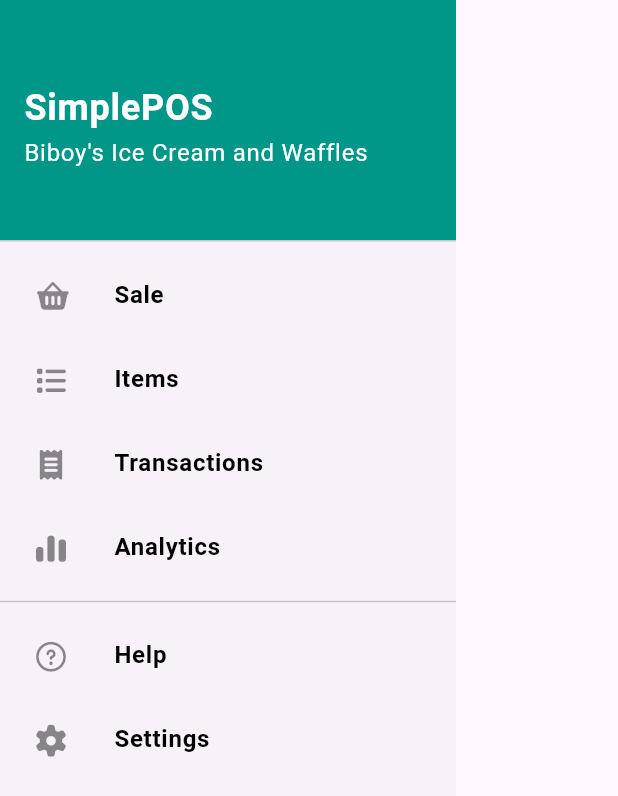
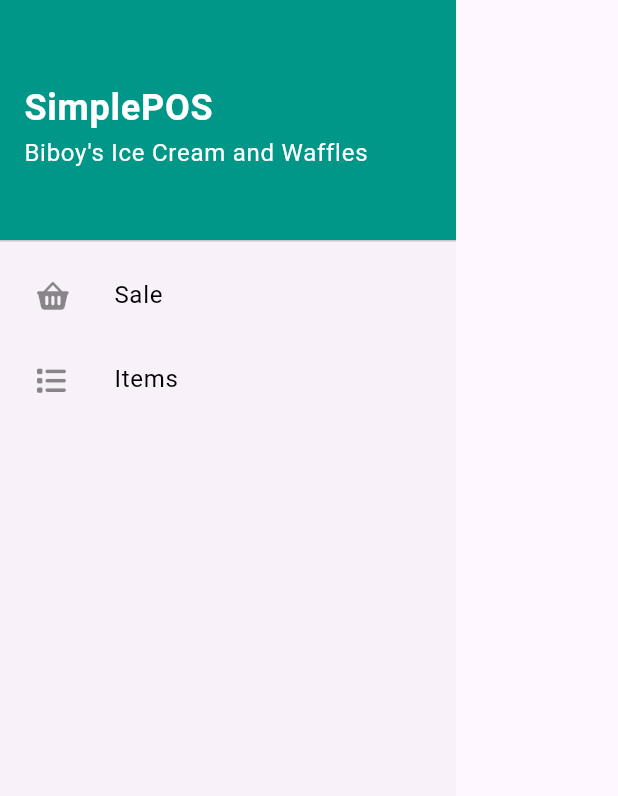
Before and after one commit to thrddqno/basic_single-user_pos_flutter, a Flutter app: the DrawerWidget widget shown alone on an empty page, opened directly, after a tap on "Sale", on a phone screen of 412 x 824 dp. Shown: the top 796 px of the screen. Run offline on Flutter 3.47's test engine with Material 3 defaults, Android fonts, the phone set to English and light mode, and no system bars; our stand-ins replace font_awesome_flutter, sqflite; accounts and stored records are empty.

Commit message:
updated drawer widget to add items and navigation

```diff
--- a/lib/widgets/drawer_widget.dart
+++ b/lib/widgets/drawer_widget.dart
@@ -2,7 +2,9 @@ import 'package:flutter/material.dart';
 import 'package:font_awesome_flutter/font_awesome_flutter.dart';
 
 class DrawerWidget extends StatelessWidget {
-  const DrawerWidget({super.key});
+  final String currentRoute;
+
+  const DrawerWidget({required this.currentRoute, super.key});
 
   @override
   Widget build(BuildContext context) {
@@ -39,33 +41,14 @@ class DrawerWidget extends StatelessWidget {
           DrawerTile(
             icon: FontAwesomeIcons.basketShopping,
             label: 'Sale',
-            onTap: () => (),
+            routeName: '/sale',
+            currentRoute: currentRoute,
           ),
           DrawerTile(
             icon: FontAwesomeIcons.list,
             label: 'Items',
-            onTap: () => (),
-          ),
-          DrawerTile(
-            icon: FontAwesomeIcons.receipt,
-            label: 'Transactions',
-            onTap: () => (),
-          ),
-          DrawerTile(
-            icon: FontAwesomeIcons.chartSimple,
-            label: 'Analytics',
-            onTap: () => (),
-          ),
-          Divider(),
-          DrawerTile(
-            icon: FontAwesomeIcons.circleQuestion,
-            label: 'Help',
-            onTap: () => (),
-          ),
-          DrawerTile(
-            icon: FontAwesomeIcons.gear,
-            label: 'Settings',
-            onTap: () => (),
+            routeName: '/items',
+            currentRoute: currentRoute,
           ),
         ],
       ),
@@ -73,36 +56,51 @@ class DrawerWidget extends StatelessWidget {
   }
 }
 
+//fuckkk my lifee
 class DrawerTile extends StatelessWidget {
   final IconData icon;
   final String label;
-  final VoidCallback onTap;
+  final String routeName;
+  final String currentRoute;
 
   const DrawerTile({
     required this.icon,
     required this.label,
-    required this.onTap,
+    required this.routeName,
+    required this.currentRoute,
     super.key,
   });
 
   @override
   Widget build(BuildContext context) {
+    final bool selected = routeName == currentRoute;
+
     return ListTile(
-      hoverColor: Colors.teal.shade100,
-      onTap: onTap,
+      tileColor: selected ? Colors.black12 : null,
+      hoverColor: Colors.teal.shade50,
+      onTap: () {
+        if (selected) {
+          Navigator.pop(context);
+        } else {
+          Navigator.pushReplacementNamed(context, routeName);
+        }
+      },
       title: Row(
-        mainAxisAlignment: MainAxisAlignment.start,
         children: [
           Container(
             padding: EdgeInsets.only(left: 8, right: 32),
-            child: Icon(icon, color: Colors.black45, size: 20),
+            child: Icon(
+              icon,
+              color: selected ? Colors.teal : Colors.black45,
+              size: 20,
+            ),
           ),
           Text(
             label,
             style: TextStyle(
-              color: Colors.black,
+              color: selected ? Colors.teal : Colors.black,
               fontSize: 16,
-              fontWeight: FontWeight.bold,
+              fontWeight: selected ? FontWeight.bold : FontWeight.w400,
             ),
           ),
         ],
```
